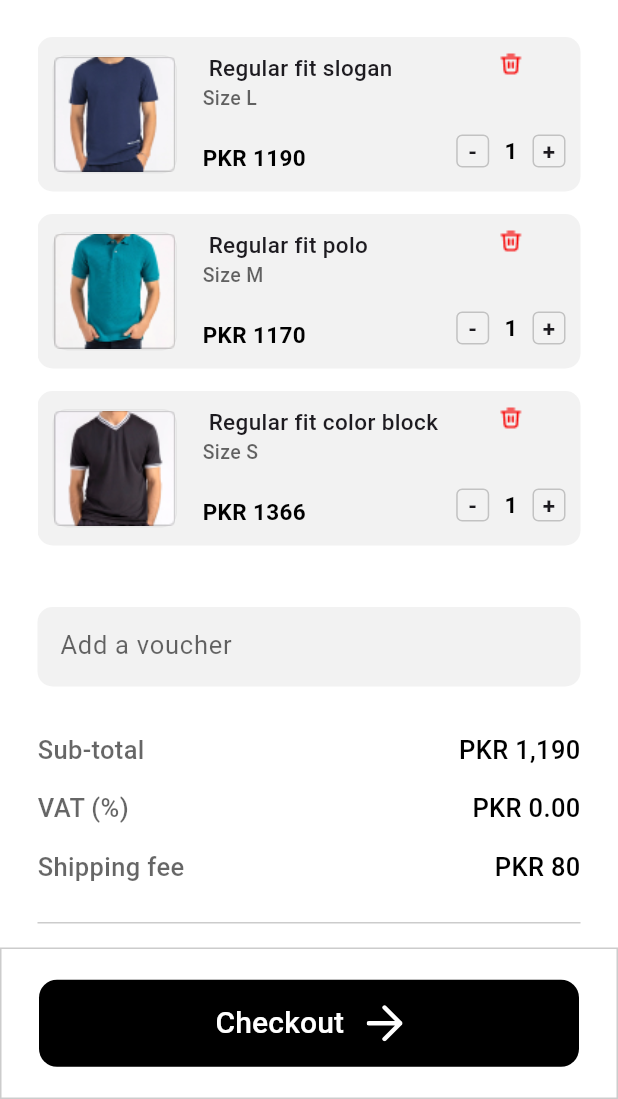
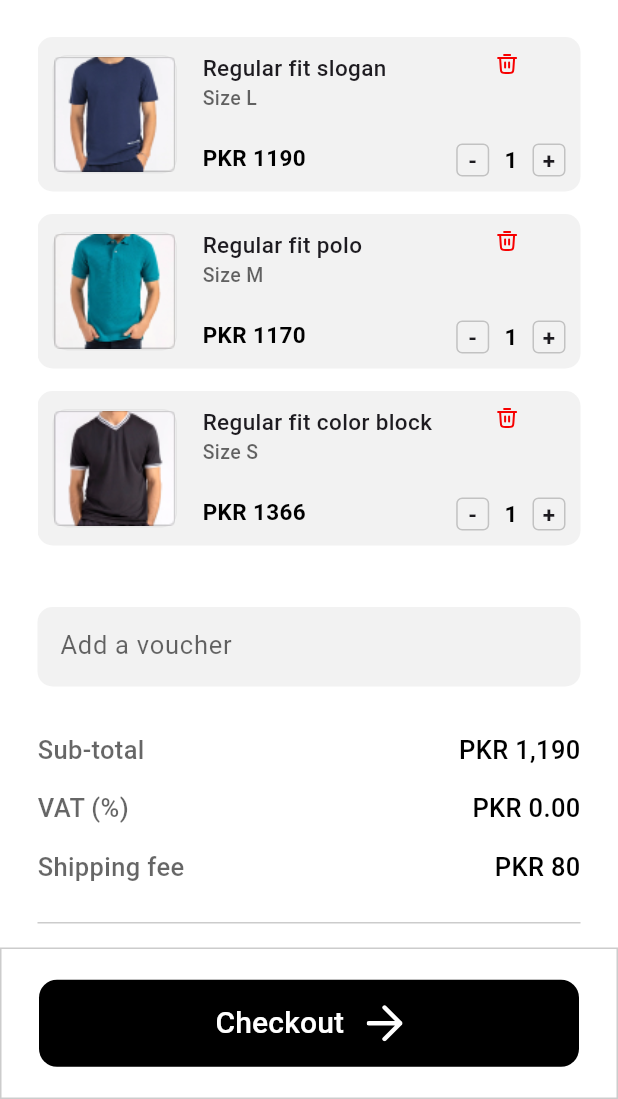
Before and after one commit to ngocdvph31920/ThucTapFlutterUnisoft, a Flutter app: the MyCart screen opened directly, on a phone screen of 412 x 824 dp, the part 137-1236 px from its top. Run offline on Flutter 3.47's test engine with Material 3 defaults, Android fonts, the phone set to English and light mode, and no system bars; our stand-ins replace bloc, equatable, firebase_auth, firebase_core, flutter_bloc, flutter_svg; accounts and stored records are empty.

Commit message:
push code

```diff
--- a/lib/login/bloc/login_bloc.dart
+++ b/lib/login/bloc/login_bloc.dart
@@ -21,7 +21,7 @@ class LoginBloc extends Bloc<LoginEvent, LoginState> {
       print('Thành công');
     } else {
       emit(state.checklogin(status: 'KO'));
-      print('Thất bại');
+      print('Đăng nhập thất bại');
     }
   }
 }
--- a/lib/screen/my_cart_screen.dart
+++ b/lib/screen/my_cart_screen.dart
@@ -75,7 +75,7 @@ class _MyCartState extends State<MyCart> {
                       child: ListView.builder(
                         padding: EdgeInsets.zero,
                         scrollDirection: Axis.vertical,
-                        itemCount: listProductFake.length,
+                        itemCount: listProductCart.length,
                         itemBuilder: (BuildContext context, int index) {
                           final cart = listProductCart[index];
                           return Padding(
@@ -95,7 +95,9 @@ class _MyCartState extends State<MyCart> {
                                     height: 79,
                                     decoration: BoxDecoration(
                                       borderRadius: BorderRadius.circular(10),
-                                      border: Border.all(color: const Color(0XFF000000).withOpacity(0.05)),
+                                      border: Border.all(
+                                        color: const Color(0XFF000000).withOpacity(0.05),
+                                      ),
                                     ),
                                     child: Image.asset(
                                       'assets/images/${cart.image}',
@@ -106,7 +108,7 @@ class _MyCartState extends State<MyCart> {
                                     crossAxisAlignment: CrossAxisAlignment.start,
                                     children: [
                                       Text(
-                                        ' ${cart.title}',
+                                        cart.title,
                                         style: const TextStyle(
                                           fontSize: 15,
                                           fontWeight: FontWeight.w500,
@@ -133,17 +135,29 @@ class _MyCartState extends State<MyCart> {
                                   ),
                                   Expanded(child: Container()),
                               Column(
+                                mainAxisAlignment: MainAxisAlignment.spaceBetween,
                                 children: [
-                                      SizedBox(
-                                        width: 16,
-                                        height: 16,
-                                        child: Image.asset(
-                                            'assets/images/trash03.png'),
-                                      ),
-                                      const SizedBox(height: 39),
                                   Row(
                                     children: [
-                                          Container(
+                                      GestureDetector(
+                                        onTap: () {
+
+                                        },
+                                        child: SvgPicture.asset(
+                                          'assets/icons/delete.svg',
+                                          width: 16,
+                                        ),
+                                      ),
+                                      const SizedBox(width: 5),
+                                    ],
+                                  ),
+                                  Row(
+                                    children: [
+                                      GestureDetector(
+                                        onTap: () {
+                                          // Decrease quantity functionality
+                                        },
+                                        child: Container(
                                           width: 22,
                                           height: 22,
                                           decoration: BoxDecoration(
@@ -161,6 +175,7 @@ class _MyCartState extends State<MyCart> {
                                             ),
                                           ),
                                         ),
+                                      ),
                                       const SizedBox(width: 10),
                                       Text(
                                         '${cart.quantity}',
@@ -171,7 +186,11 @@ class _MyCartState extends State<MyCart> {
                                         ),
                                       ),
                                       const SizedBox(width: 10),
-                                          Container(
+                                      GestureDetector(
+                                        onTap: () {
+                                          // Increase quantity functionality
+                                        },
+                                        child: Container(
                                           width: 22,
                                           height: 22,
                                           decoration: BoxDecoration(
@@ -189,10 +208,12 @@ class _MyCartState extends State<MyCart> {
                                             ),
                                           ),
                                         ),
+                                      ),
                                     ],
                                   ),
                                 ],
                               ),
+
                               ],
                               ),
                             ),
@@ -228,7 +249,7 @@ class _MyCartState extends State<MyCart> {
                         Text(
                           'Sub-total',
                           style: TextStyle(
-                            color:const Color(0XFF000000).withOpacity(0.6),
+                            color: const Color(0XFF000000).withOpacity(0.6),
                             fontSize: 17,
                             fontWeight: FontWeight.w500,
                           ),
@@ -250,7 +271,7 @@ class _MyCartState extends State<MyCart> {
                         Text(
                           'VAT (%)',
                           style: TextStyle(
-                            color:const Color(0XFF000000).withOpacity(0.6),
+                            color: const Color(0XFF000000).withOpacity(0.6),
                             fontSize: 17,
                             fontWeight: FontWeight.w500,
                           ),
@@ -327,7 +348,9 @@ class _MyCartState extends State<MyCart> {
             height: 101,
             child: Container(
               decoration: BoxDecoration(
-                border: Border.all(color:const Color(0XFF000000).withOpacity(0.2)),
+                border: Border.all(
+                  color: const Color(0XFF000000).withOpacity(0.2),
+                ),
               ),
               child: Padding(
                 padding: const EdgeInsets.only(
```
Also changed, not shown: assets/icons/delete.svg (added). Lines whose indentation alone changed are shown as unchanged.
